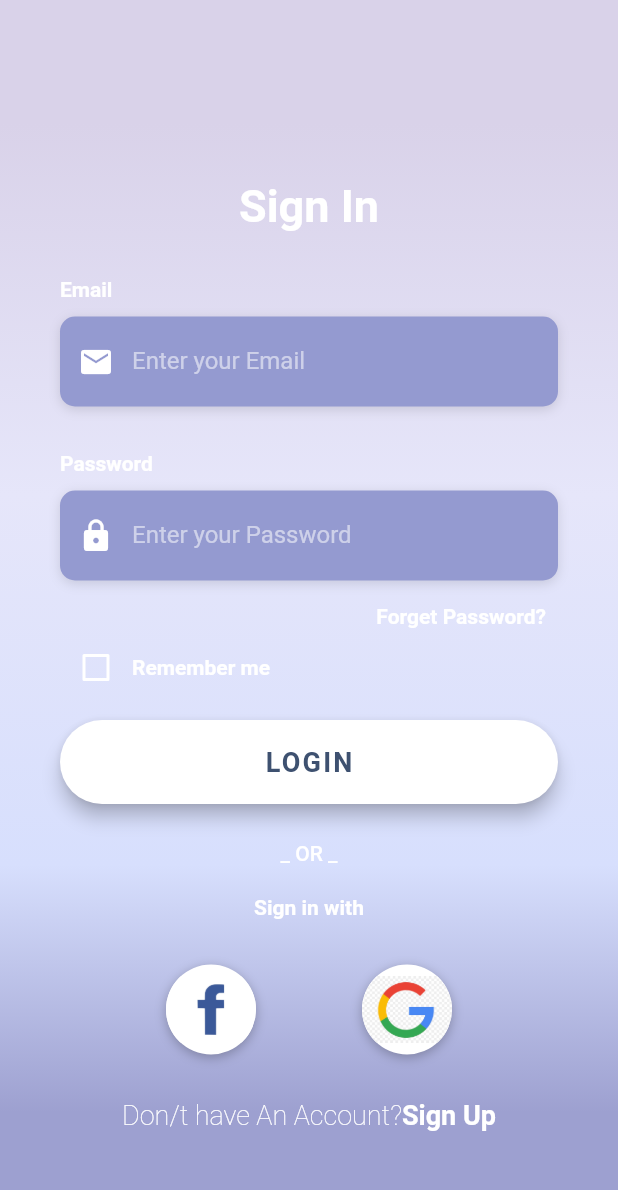
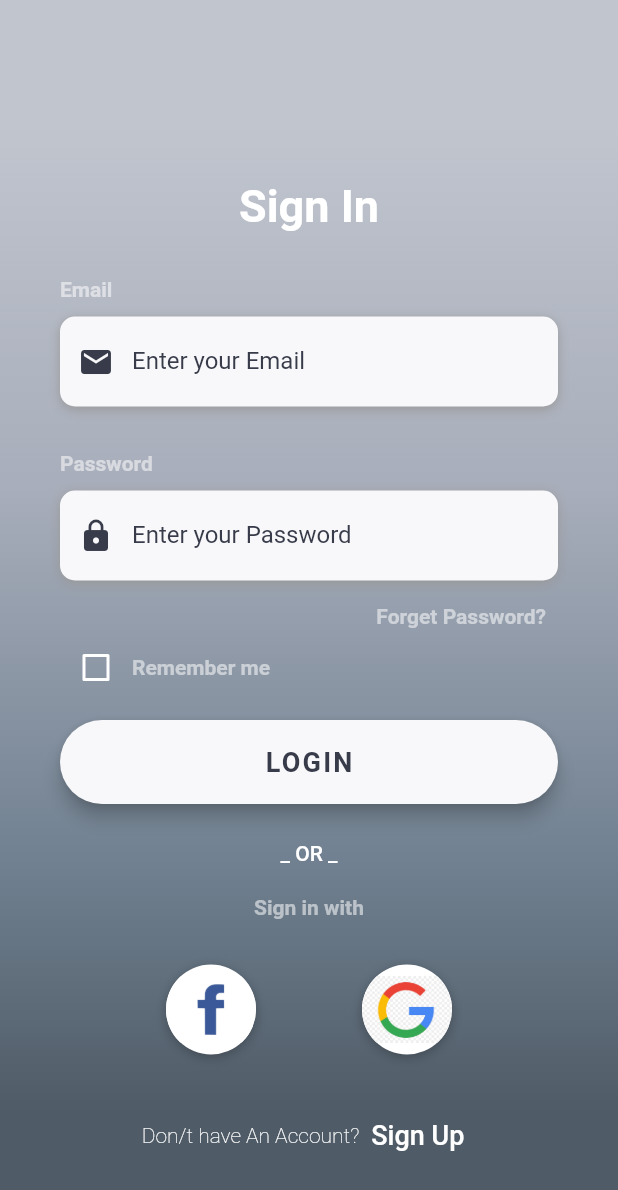
Before and after one commit to Hihhh-lilyJ/login_screen-, a Flutter app: the screen it shows after launch, on a phone screen of 412 x 824 dp. Shown: the top 1190 px of the screen. Run offline on Flutter 3.47's test engine with Material 2 defaults, Android fonts, the phone set to English and light mode, and no system bars.

Commit message:
change in zsh

```diff
--- a/lib/main.dart
+++ b/lib/main.dart
@@ -11,6 +11,11 @@ class MyApp extends StatelessWidget {
   Widget build(BuildContext context) {
     return MaterialApp(
       title: 'LogIn',
+      // routes: {
+      //   '/': (context) => HomeScreen(),
+      //   '/second': (context) => FacebookLogin(),
+      //   '/third': (context) => GoogleLogin(),
+      // },
       debugShowCheckedModeBanner: false,
       theme: ThemeData(
         scaffoldBackgroundColor: kBackgroundColor,
--- a/lib/screens/login_screen.dart
+++ b/lib/screens/login_screen.dart
@@ -1,5 +1,9 @@
 import 'package:flutter/material.dart';
 import 'package:flutter/services.dart';
+import 'package:login_ui/login/facebook.dart';
+import 'package:login_ui/login/google.dart';
+import 'package:login_ui/pages/sign_up_page.dart';
+import 'package:login_ui/screens/home/home_screen.dart';
 import 'package:login_ui/utilities/constants.dart';
 
 class LoginScreens extends StatefulWidget {
@@ -31,7 +35,7 @@ class _LoginScreensState extends State<LoginScreens> {
               contentPadding: EdgeInsets.only(top: 14),
               prefixIcon: Icon(
                 Icons.email,
-                color: Colors.white,
+                color: Color(0xFF383C4A),
               ),
               hintText: 'Enter your Email',
               hintStyle: kHintTextStyle,
@@ -64,7 +68,7 @@ class _LoginScreensState extends State<LoginScreens> {
               contentPadding: EdgeInsets.only(top: 14),
               prefixIcon: Icon(
                 Icons.lock,
-                color: Colors.white,
+                color: Color(0xFF383C4A),
               ),
               hintText: 'Enter your Password',
               hintStyle: kHintTextStyle,
@@ -120,16 +124,21 @@ class _LoginScreensState extends State<LoginScreens> {
       padding: EdgeInsets.symmetric(vertical: 25),
       width: double.infinity,
       child: FloatingActionButton(
-        backgroundColor: Colors.white,
+        backgroundColor: Color(0xFFF8F8FA),
         elevation: 5,
-        onPressed: () => print('Login Button Pressed'),
+        onPressed: () => Navigator.push(
+          context,
+          MaterialPageRoute(
+            builder: (context) => HomeScreen(),
+          ),
+        ),
         shape: RoundedRectangleBorder(
           borderRadius: BorderRadius.circular(30),
         ),
         child: Text(
           'LOGIN',
           style: TextStyle(
-            color: Color(0xFF3E5170),
+            color: Color(0xFF383C4A),
             letterSpacing: 1.5,
             fontSize: 18,
             fontWeight: FontWeight.bold,
@@ -175,10 +184,10 @@ class _LoginScreensState extends State<LoginScreens> {
                     begin: Alignment.topCenter,
                     end: Alignment.bottomCenter,
                     colors: [
-                      Color(0xFFD9D2E9),
-                      Color(0xFFE6E6FA),
-                      Color(0xFFD7DFFD),
-                      Color(0xFF9DA0D0),
+                      Color(0xFFC0C5CE),
+                      Color(0xFFA7ADBA),
+                      Color(0xFF708090),
+                      Color(0xFF4F5B66),
                     ],
                     stops: [0.1, 0.4, 0.7, 0.9],
                   ),
@@ -217,7 +226,12 @@ class _LoginScreensState extends State<LoginScreens> {
                           mainAxisAlignment: MainAxisAlignment.spaceEvenly,
                           children: [
                             GestureDetector(
-                              onTap: () => print('Login with Facebook'),
+                              onTap: () => Navigator.push(
+                                context,
+                                MaterialPageRoute(
+                                  builder: (context) => FacebookLogin(),
+                                ),
+                              ),
                               child: Container(
                                 height: 60,
                                 width: 60,
@@ -239,7 +253,12 @@ class _LoginScreensState extends State<LoginScreens> {
                               ),
                             ),
                             GestureDetector(
-                              onTap: () => print('Login with Google'),
+                              onTap: () => Navigator.push(
+                                context,
+                                MaterialPageRoute(
+                                  builder: (context) => GoogleLogin(),
+                                ),
+                              ),
                               child: Container(
                                 height: 60,
                                 width: 60,
@@ -263,27 +282,57 @@ class _LoginScreensState extends State<LoginScreens> {
                           ],
                         ),
                       ),
-                      RichText(
-                        text: TextSpan(
-                          children: [
-                            TextSpan(
-                              text: 'Don/t have An Account?',
+                      // RichText(
+                      //   text: TextSpan(
+                      //     children: [
+                      //       TextSpan(
+                      //         text: 'Don/t have An Account?',
+                      //         style: TextStyle(
+                      //           color: Colors.white,
+                      //           fontSize: 18,
+                      //           fontWeight: FontWeight.w100,
+                      //         ),
+                      //       ),
+                      //       TextSpan(
+                      //         text: 'Sign Up',
+                      //         style: TextStyle(
+                      //           color: Colors.white,
+                      //           fontSize: 18,
+                      //           fontWeight: FontWeight.bold,
+                      //         ),
+                      //       ),
+                      //     ],
+                      //   ),
+                      // ),
+                      SizedBox(height: 0.1),
+                      Row(
+                        mainAxisAlignment: MainAxisAlignment.center,
+                        children: [
+                          Text(
+                            'Don/t have An Account?',
+                            style: TextStyle(
+                              color: Colors.white,
+                              fontSize: 14,
+                              fontWeight: FontWeight.w100,
+                            ),
+                          ),
+                          TextButton(
+                            onPressed: () => Navigator.push(
+                              context,
+                              MaterialPageRoute(
+                                builder: (context) => SignUpPage(),
+                              ),
+                            ),
+                            child: Text(
+                              'Sign Up',
                               style: TextStyle(
                                 color: Colors.white,
                                 fontSize: 18,
-                                fontWeight: FontWeight.w100,
+                                fontWeight: FontWeight.w500,
                               ),
                             ),
-                            TextSpan(
-                              text: 'Sign Up',
-                              style: TextStyle(
-                                color: Colors.white,
-                                fontSize: 18,
-                                fontWeight: FontWeight.bold,
-                              ),
-                            ),
-                          ],
-                        ),
+                          ),
+                        ],
                       ),
                     ],
                   ),
--- a/lib/utilities/constants.dart
+++ b/lib/utilities/constants.dart
@@ -5,20 +5,20 @@ const kPrimaryColor = Color(0xFF2D5D70);
 const kSecondaryColor = Color(0xFF265DAB);
 
 final kHintTextStyle = TextStyle(
-  color: Colors.white54,
+  color: Color(0xFF383C4A),
 );
 
 final kLabelStyle = TextStyle(
-  color: Colors.white,
+  color: Colors.white54,
   fontWeight: FontWeight.bold,
 );
 
 final kBoxDecorationStyle = BoxDecoration(
-  color: Color(0xFF949AD0),
+  color: Color(0xFFF8F8FA),
   borderRadius: BorderRadius.circular(10.0),
   boxShadow: [
     BoxShadow(
-      color: Colors.black12,
+      color: Color(0xFF999999),
       blurRadius: 6.0,
       offset: Offset(0, 2),
     ),
```
Also changed, not shown: lib/login/facebook.dart (added, +12 -0 lines), lib/login/google.dart (added, +10 -0 lines), lib/pages/sign_up_page.dart (added, +10 -0 lines), lib/screens/home/home_screen.dart (added, +10 -0 lines).
